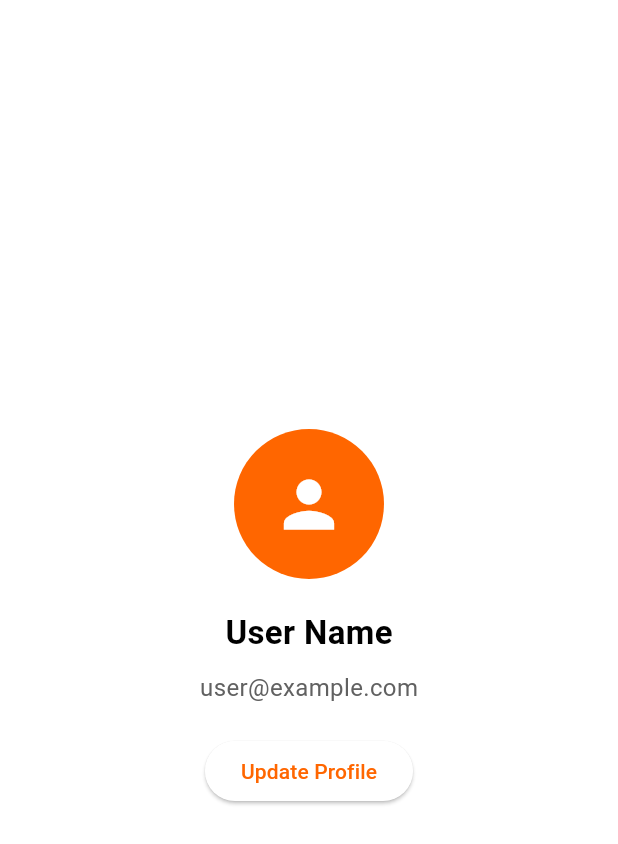
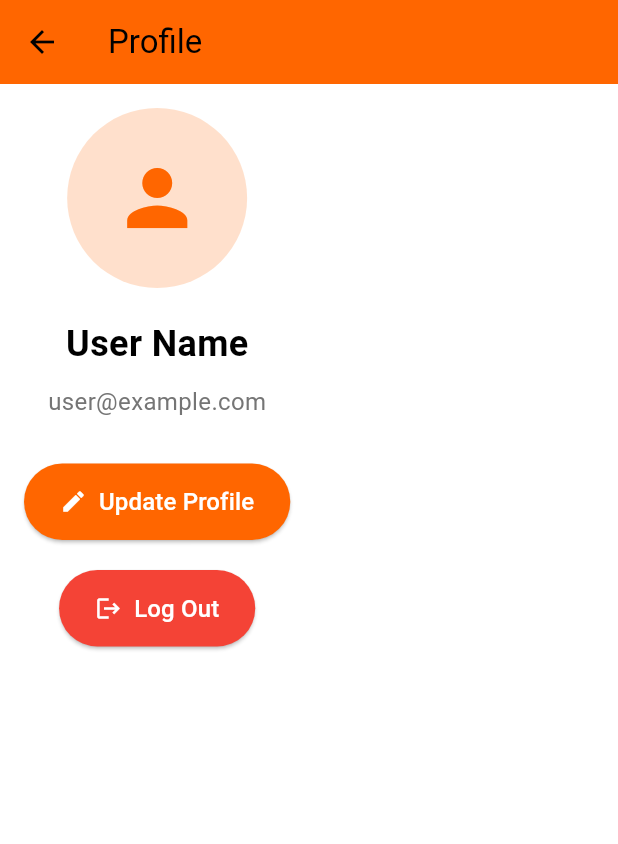
Before and after one commit to arunmopare/vetpro-partner-flutter, a Flutter app: the ProfilePage screen opened directly, on a phone screen of 412 x 824 dp. Shown: the top 844 px of the screen. Run offline on Flutter 3.47's test engine with Material 3 defaults, Android fonts, the phone set to English and light mode, and no system bars; our stand-ins replace expandable, location, shared_preferences; missing offline and left inert: flutter_background, workmanager; accounts and stored records are empty.

Commit message:
added profile improvements

```diff
--- a/lib/Pages/profile_page.dart
+++ b/lib/Pages/profile_page.dart
@@ -9,37 +9,79 @@ class ProfilePage extends StatelessWidget {
   Widget build(BuildContext context) {
     final state = Provider.of<VetProState>(context);
 
-    return Center(
+    return Scaffold(
+      appBar: AppBar(
+        title: Text('Profile'),
+        backgroundColor: Theme.of(context).primaryColor,
+      ),
+      body: SingleChildScrollView(
         child: Padding(
           padding: const EdgeInsets.all(16.0),
           child: Column(
-          mainAxisAlignment: MainAxisAlignment.center,
+            crossAxisAlignment: CrossAxisAlignment.center,
             children: [
+              // Profile Picture Section
               CircleAvatar(
-              radius: 50,
-              backgroundColor: Color(0xFFFF6600),
-              child: Icon(Icons.person, size: 50, color: Colors.white),
+                radius: 60,
+                backgroundColor: Theme.of(context).primaryColor.withOpacity(0.2),
+                child: Icon(Icons.person, size: 60, color: Theme.of(context).primaryColor),
               ),
               SizedBox(height: 20),
+              // User Name
               Text(
                 state.userName,
-              style: TextStyle(fontSize: 22, fontWeight: FontWeight.bold),
+                style: TextStyle(fontSize: 24, fontWeight: FontWeight.bold),
               ),
               SizedBox(height: 10),
+              // User Email
               Text(
                 state.userEmail,
-              style: TextStyle(fontSize: 16, color: Colors.grey[700]),
+                style: TextStyle(fontSize: 16, color: Colors.grey[600]),
               ),
-            SizedBox(height: 20),
-            ElevatedButton(
-              style: ElevatedButton.styleFrom(backgroundColor: Color(0xFFFFFFFF)),
+              SizedBox(height: 30),
+              // Update Profile Button
+              ElevatedButton.icon(
+                style: ElevatedButton.styleFrom(
+                  backgroundColor: Theme.of(context).primaryColor,
+                  padding: EdgeInsets.symmetric(horizontal: 24, vertical: 14),
+                ),
                 onPressed: () {
                   // Update user profile (for now, use dummy data)
                   state.updateUserProfile("New Name", "newemail@example.com");
+                  ScaffoldMessenger.of(context).showSnackBar(
+                    SnackBar(
+                      content: Text('Profile updated successfully!'),
+                      backgroundColor: Colors.green,
+                    ),
+                  );
                 },
-              child: Text("Update Profile"),
+                icon: Icon(Icons.edit, color: Colors.white),
+                label: Text(
+                  "Update Profile",
+                  style: TextStyle(fontSize: 16, color: Colors.white),
+                ),
+              ),
+              SizedBox(height: 20),
+              // Logout Button
+              ElevatedButton.icon(
+                style: ElevatedButton.styleFrom(
+                  backgroundColor: Colors.red,
+                  padding: EdgeInsets.symmetric(horizontal: 24, vertical: 14),
+                ),
+                onPressed: () {
+                  // Log out logic
+                  // state.logOut();
+                  state.logout();
+                  Navigator.of(context).pushReplacementNamed('/login');
+                },
+                icon: Icon(Icons.logout, color: Colors.white),
+                label: Text(
+                  "Log Out",
+                  style: TextStyle(fontSize: 16, color: Colors.white),
+                ),
               ),
             ],
+          ),
         ),
       ),
     );
--- a/lib/main.dart
+++ b/lib/main.dart
@@ -167,9 +167,11 @@ class _VetProHomeState extends State<VetProHome> {
     return Scaffold(
       body: _pages[_selectedIndex],
       bottomNavigationBar: BottomNavigationBar(
+        backgroundColor: Color.fromARGB(255, 0, 0, 0),
         currentIndex: _selectedIndex,
         onTap: _onItemTapped,
         selectedItemColor: Color(0xFFFF6600),
+        unselectedItemColor: Color.fromARGB(255, 255, 255, 255),
         items: const [
           BottomNavigationBarItem(
             icon: Icon(Icons.home),
```
Lines whose indentation alone changed are shown as unchanged.
